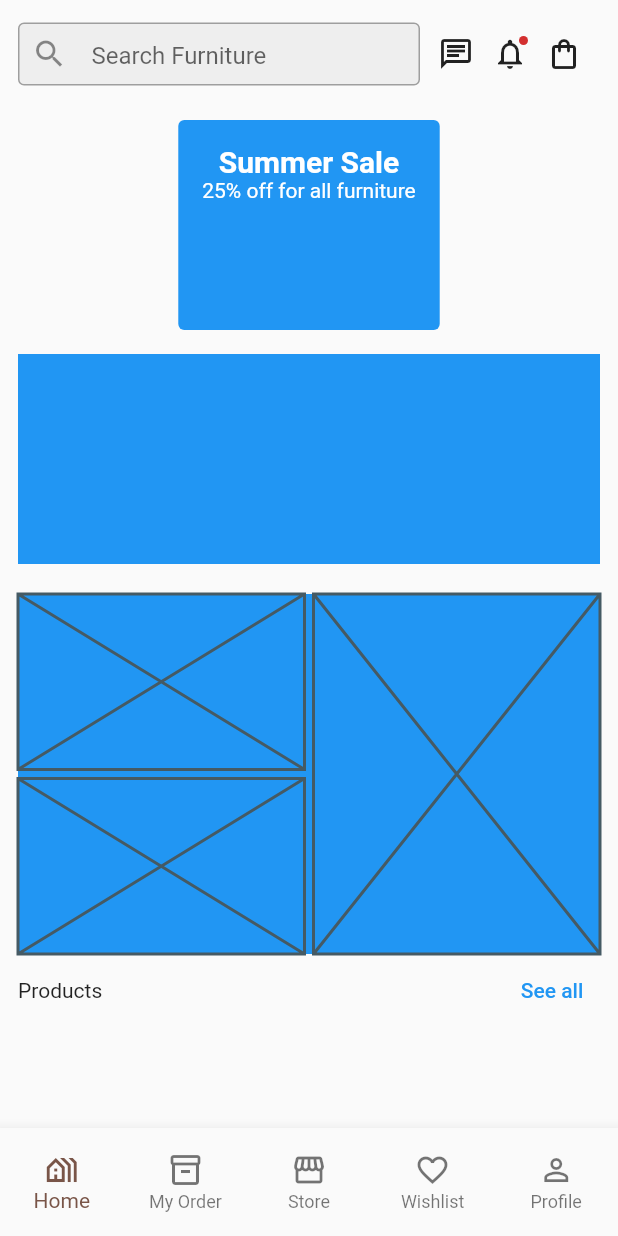
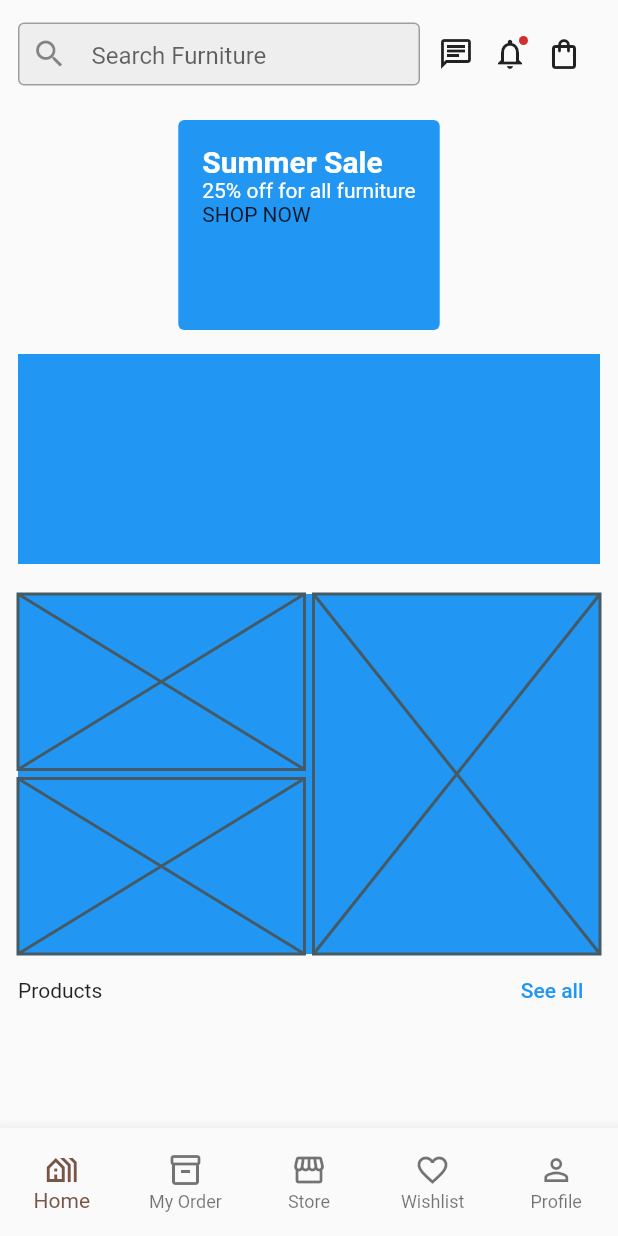
Before and after one commit to JAICHANGPARK/flutter_notebook_chapter_30, a Flutter app: the FurnitureMainPage screen opened directly, on a phone screen of 412 x 824 dp. Run offline on Flutter 3.47's test engine with Material 2 defaults, Android fonts, the phone set to English and light mode, and no system bars.

Commit message:
Update furniture_main_page.dart

```diff
--- a/lib/ep1505_furniture_store_app/view/furniture_main_page.dart
+++ b/lib/ep1505_furniture_store_app/view/furniture_main_page.dart
@@ -69,6 +69,7 @@ class _FurnitureMainPageState extends State<FurnitureMainPage> {
                         ),
                         padding: EdgeInsets.all(16),
                         child: Column(
+                          crossAxisAlignment: CrossAxisAlignment.start,
                           children: [
                             Text(
                               'Summer Sale',
@@ -83,7 +84,10 @@ class _FurnitureMainPageState extends State<FurnitureMainPage> {
                               style: TextStyle(
                                 color: Colors.white,
                               ),
-                            )
+                            ),
+                            Text(
+                              "SHOP NOW",
+                            ),
                           ],
                         ),
                       ),
```
